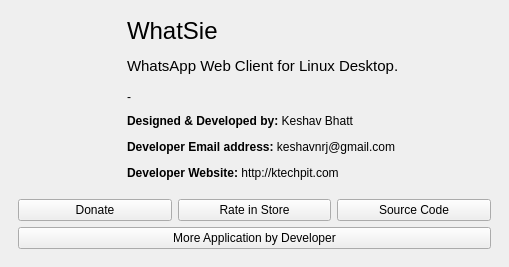
Before: the Qt Designer form src/about.ui in keshavbhatt/whatsie, drawn with Qt 5.
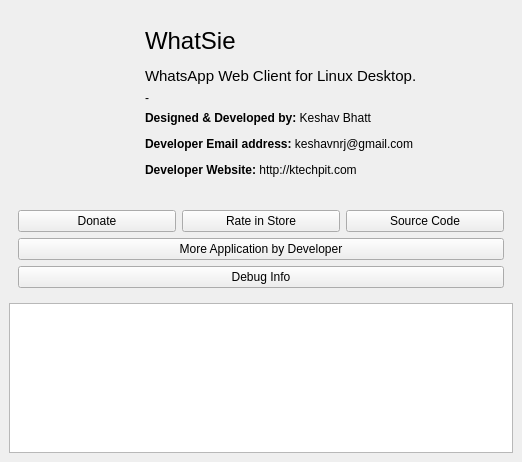
After: the same form once the commit is applied. Icons and pictures are not drawn.

Commit message: added debug info widget in about dialog

Diff of the .ui file:
```diff
--- a/src/about.ui
+++ b/src/about.ui
@@ -6,8 +6,8 @@
    <rect>
     <x>0</x>
     <y>0</y>
-    <width>509</width>
-    <height>267</height>
+    <width>522</width>
+    <height>454</height>
    </rect>
   </property>
   <property name="windowTitle">
@@ -30,6 +30,13 @@
     <widget class="QWidget" name="centerWidget" native="true">
      <layout class="QVBoxLayout" name="verticalLayout_5">
       <item>
+       <widget class="QWidget" name="topWidget" native="true">
+        <property name="sizePolicy">
+         <sizepolicy hsizetype="Preferred" vsizetype="Maximum">
+          <horstretch>0</horstretch>
+          <verstretch>0</verstretch>
+         </sizepolicy>
+        </property>
        <layout class="QHBoxLayout" name="horizontalLayout_2">
         <item>
          <layout class="QVBoxLayout" name="verticalLayout">
@@ -102,15 +109,10 @@
          </layout>
         </item>
         <item>
+          <widget class="QWidget" name="info" native="true">
          <layout class="QVBoxLayout" name="verticalLayout_3">
           <item>
            <widget class="QLabel" name="label_2">
-            <property name="sizePolicy">
-             <sizepolicy hsizetype="Expanding" vsizetype="Preferred">
-              <horstretch>0</horstretch>
-              <verstretch>0</verstretch>
-             </sizepolicy>
-            </property>
             <property name="text">
              <string>&lt;!DOCTYPE HTML PUBLIC &quot;-//W3C//DTD HTML 4.0//EN&quot; &quot;http://www.w3.org/TR/REC-html40/strict.dtd&quot;&gt;
 &lt;html&gt;&lt;head&gt;&lt;meta name=&quot;qrichtext&quot; content=&quot;1&quot; /&gt;&lt;style type=&quot;text/css&quot;&gt;
@@ -129,12 +131,6 @@
           </item>
           <item>
            <widget class="QLabel" name="version">
-            <property name="sizePolicy">
-             <sizepolicy hsizetype="Preferred" vsizetype="Maximum">
-              <horstretch>0</horstretch>
-              <verstretch>0</verstretch>
-             </sizepolicy>
-            </property>
             <property name="text">
              <string>-</string>
             </property>
@@ -148,8 +144,10 @@
            </widget>
           </item>
          </layout>
-        </item>
-       </layout>
+          </widget>
+         </item>
+        </layout>
+       </widget>
       </item>
       <item>
        <widget class="QWidget" name="widget" native="true">
@@ -201,9 +199,29 @@
            </item>
           </layout>
          </item>
+         <item>
+          <widget class="QPushButton" name="debugInfoButton">
+           <property name="text">
+            <string>Debug Info</string>
+           </property>
+          </widget>
+         </item>
         </layout>
        </widget>
       </item>
+      <item>
+       <widget class="QTextBrowser" name="debugInfoText">
+        <property name="minimumSize">
+         <size>
+          <width>0</width>
+          <height>150</height>
+         </size>
+        </property>
+        <property name="sizeAdjustPolicy">
+         <enum>QAbstractScrollArea::AdjustToContentsOnFirstShow</enum>
+        </property>
+       </widget>
+      </item>
      </layout>
     </widget>
    </item>
```
Lines whose indentation alone changed are shown as unchanged. The commit also changes 2 other files.
